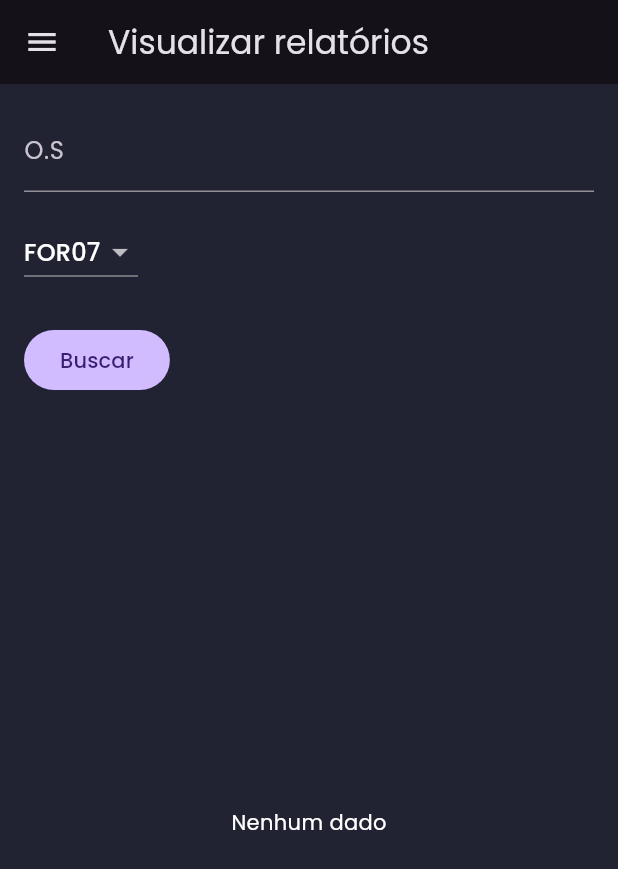
After one commit to jimmybong98/relic, a Flutter app: the VisualizarRelatoriosPage screen opened directly, after a tap on "Buscar", on a phone screen of 412 x 824 dp. The commit adds this screen. Shown: the top 869 px of the screen. Run offline on Flutter 3.47's test engine with Material 3 defaults, Android fonts, the light colour scheme and no system bars; our stand-ins replace fl_chart, flutter_dotenv, flutter_riverpod, flutter_svg, google_fonts; network calls fail; project files that could hold a hidden picture were left out.

Commit message:
feat: visualize reports without export

```diff
--- /dev/null
+++ b/lib/features/export_relatorios/presentation/visualizar_relatorios_page.dart
@@ -0,0 +1,109 @@
+import 'package:flutter/material.dart';
+
+import '../../../screens/main/components/side_menu.dart';
+import '../../../services/report_service.dart';
+
+/// Page that displays report data directly without exporting to Excel.
+class VisualizarRelatoriosPage extends StatefulWidget {
+  const VisualizarRelatoriosPage({super.key});
+
+  @override
+  State<VisualizarRelatoriosPage> createState() => _VisualizarRelatoriosPageState();
+}
+
+class _VisualizarRelatoriosPageState extends State<VisualizarRelatoriosPage> {
+  final _osController = TextEditingController();
+  String _tipo = 'FOR07';
+  bool _loading = false;
+  List<Map<String, dynamic>> _rows = [];
+
+  @override
+  void dispose() {
+    _osController.dispose();
+    super.dispose();
+  }
+
+  Future<void> _buscar() async {
+    setState(() => _loading = true);
+    final section = _tipo == 'FOR07' ? 'liberacao' : 'amostragem';
+    final data = await ReportService()
+        .fetchOsReport(_osController.text, section: section);
+    final List<Map<String, dynamic>> rows = [];
+    if (data != null && data[section] is List) {
+      for (final e in (data[section] as List)) {
+        if (e is Map<String, dynamic>) {
+          rows.add(e);
+        }
+      }
+    }
+    if (!mounted) return;
+    setState(() {
+      _rows = rows;
+      _loading = false;
+    });
+  }
+
+  @override
+  Widget build(BuildContext context) {
+    final headers = _rows.isNotEmpty ? _rows.first.keys.toList() : <String>[];
+    return Scaffold(
+      appBar: AppBar(title: const Text('Visualizar relatórios')),
+      drawer: const SideMenu(current: SideMenuSection.dashboard),
+      body: Padding(
+        padding: const EdgeInsets.all(16),
+        child: Column(
+          crossAxisAlignment: CrossAxisAlignment.start,
+          children: [
+            TextField(
+              controller: _osController,
+              decoration: const InputDecoration(labelText: 'O.S'),
+            ),
+            const SizedBox(height: 16),
+            DropdownButton<String>(
+              value: _tipo,
+              items: const [
+                DropdownMenuItem(value: 'FOR07', child: Text('FOR07')),
+                DropdownMenuItem(value: 'FOR09', child: Text('FOR09')),
+              ],
+              onChanged: (v) {
+                if (v != null) setState(() => _tipo = v);
+              },
+            ),
+            const SizedBox(height: 24),
+            FilledButton(
+              onPressed: _loading ? null : _buscar,
+              child: _loading
+                  ? const SizedBox(
+                      width: 20,
+                      height: 20,
+                      child: CircularProgressIndicator(strokeWidth: 2),
+                    )
+                  : const Text('Buscar'),
+            ),
+            const SizedBox(height: 24),
+            Expanded(
+              child: _rows.isEmpty
+                  ? const Center(child: Text('Nenhum dado'))
+                  : SingleChildScrollView(
+                      scrollDirection: Axis.horizontal,
+                      child: DataTable(
+                        columns: headers
+                            .map((h) => DataColumn(label: Text(h)))
+                            .toList(),
+                        rows: _rows
+                            .map((r) => DataRow(
+                                  cells: headers
+                                      .map((h) =>
+                                          DataCell(Text('${r[h] ?? ''}')))
+                                      .toList(),
+                                ))
+                            .toList(),
+                      ),
+                    ),
+            ),
+          ],
+        ),
+      ),
+    );
+  }
+}
--- a/lib/screens/main/components/side_menu.dart
+++ b/lib/screens/main/components/side_menu.dart
@@ -9,6 +9,7 @@ import 'package:admin/features/finalizar_os/presentation/finalizar_os_page.dart'
 import 'package:admin/features/cadastro_itens/presentation/cadastro_itens_page.dart';
 import 'package:admin/features/cadastro_preparadores/presentation/cadastro_preparadores_page.dart';
 import 'package:admin/features/export_relatorios/presentation/export_relatorios_page.dart';
+import 'package:admin/features/export_relatorios/presentation/visualizar_relatorios_page.dart';
 import 'package:admin/features/cadastro_maquinas/presentation/cadastro_maquinas_page.dart';
 import 'package:admin/features/login/login_page.dart';
 import 'package:admin/features/users/users_page.dart';
@@ -49,13 +50,18 @@ class SideMenu extends ConsumerWidget {
     ];
 
     if (current == SideMenuSection.dashboard) {
-      items.add(
+      items.addAll([
         DrawerListTile(
           title: 'Exportar relatórios',
           svgSrc: 'assets/icons/menu_doc.svg',
           press: () => _navigate(context, const ExportRelatoriosPage()),
         ),
-      );
+        DrawerListTile(
+          title: 'Visualizar relatórios',
+          svgSrc: 'assets/icons/menu_doc.svg',
+          press: () => _navigate(context, const VisualizarRelatoriosPage()),
+        ),
+      ]);
     }
 
     switch (current) {
```
